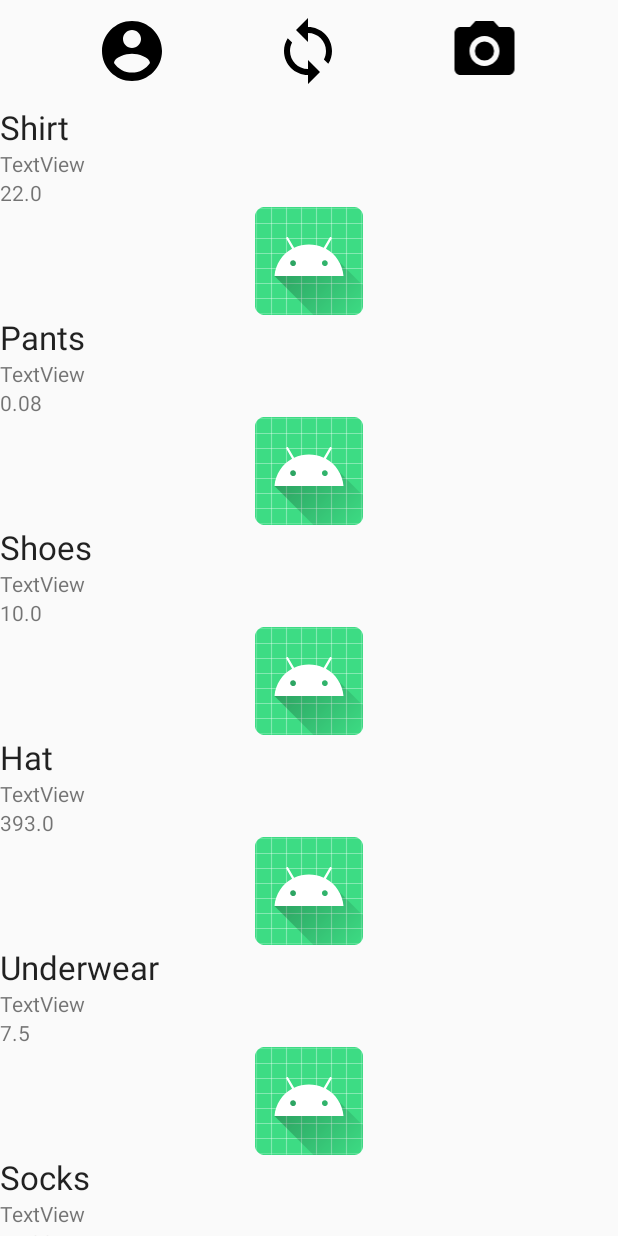
After one commit to bwcampbell9/WhiteElephant, an Android app: the MyClosetFragment screen opened through its navigation route, on a phone screen of 412 x 824 dp. The commit adds this screen. Run offline under Robolectric (Android 15) with nearby library versions, the phone set to English and light mode, and no system bars; our stand-ins replace Firebase (no records; nobody signed in at launch, a user with empty details on screens opened directly).

Commit message:
Added Closet and an individual item view.

```diff
--- a/app/build.gradle
+++ b/app/build.gradle
@@ -26,7 +26,7 @@ android {
         sourceCompatibility = 1.8
         targetCompatibility = 1.8
     }
-    viewBinding{
+    viewBinding {
         enabled = true
     }
 
@@ -70,7 +70,6 @@ dependencies {
     implementation 'com.google.android.material:material:1.1.0'
 
 
-
     implementation "androidx.navigation:navigation-fragment:$nav_version"
     implementation "androidx.navigation:navigation-ui:$nav_version"
     implementation "androidx.navigation:navigation-dynamic-features-fragment:$nav_version"
--- /dev/null
+++ b/app/src/main/java/com/example/white_elephant/ClosetAdapter.java
@@ -0,0 +1,89 @@
+package com.example.white_elephant;
+
+import android.content.Context;
+import android.view.LayoutInflater;
+import android.view.View;
+import android.view.ViewGroup;
+import android.widget.ImageView;
+import android.widget.TextView;
+
+import androidx.recyclerview.widget.RecyclerView;
+
+import com.example.white_elephant.models.ItemModel;
+
+import java.util.List;
+
+public class ClosetAdapter extends RecyclerView.Adapter<ClosetAdapter.ViewHolder> {
+
+    private List<ItemModel> mData;
+    private LayoutInflater mInflater;
+    private ItemClickListener mClickListener;
+
+    // data is passed into the constructor
+    ClosetAdapter(Context context, List<ItemModel> data) {
+        this.mInflater = LayoutInflater.from(context);
+        this.mData = data;
+    }
+
+    // inflates the row layout from xml when needed
+    @Override
+    public ViewHolder onCreateViewHolder(ViewGroup parent, int viewType) {
+        View view = mInflater.inflate(R.layout.list_layout, parent, false);
+        return new ViewHolder(view);
+    }
+
+    // binds the data to the TextView in each row
+    @Override
+    public void onBindViewHolder(ViewHolder holder, int position) {
+
+            ItemModel item = mData.get(position);
+            holder.nameTextView.setText(item.getName());
+            holder.valueTextView.setText(Double.toString(item.getValue()));
+            //set picture here
+            //holder.myImage.setImageResource(item.);
+
+    }
+
+    // total number of rows
+    @Override
+    public int getItemCount() {
+        return mData.size();
+    }
+
+
+    // stores and recycles views as they are scrolled off screen
+    public class ViewHolder extends RecyclerView.ViewHolder implements View.OnClickListener {
+        TextView nameTextView;
+        TextView valueTextView;
+        ImageView myImage;
+
+        ViewHolder(View itemView) {
+            super(itemView);
+            nameTextView = itemView.findViewById(R.id.listNameTextView);
+            valueTextView = itemView.findViewById(R.id.listValTextView);
+            myImage = itemView.findViewById(R.id.listImageView);
+
+            itemView.setOnClickListener(this);
+        }
+
+        @Override
+        public void onClick(View view) {
+            if (mClickListener != null) mClickListener.onItemClick(view, getAdapterPosition());
+        }
+    }
+
+    // convenience method for getting data at click position
+    ItemModel getItem(int id) {
+       return mData.get(id);
+     }
+
+    // allows clicks events to be caught
+    void setClickListener(ItemClickListener itemClickListener) {
+        this.mClickListener = itemClickListener;
+    }
+
+    // parent activity will implement this method to respond to click events
+    public interface ItemClickListener {
+        void onItemClick(View view, int position);
+    }
+}
--- /dev/null
+++ b/app/src/main/java/com/example/white_elephant/MyClosetFragment.java
@@ -0,0 +1,67 @@
+package com.example.white_elephant;
+
+import android.os.Bundle;
+
+import androidx.fragment.app.Fragment;
+import androidx.fragment.app.FragmentTransaction;
+import androidx.recyclerview.widget.LinearLayoutManager;
+import androidx.recyclerview.widget.RecyclerView;
+
+import android.view.LayoutInflater;
+import android.view.View;
+import android.view.ViewGroup;
+import android.widget.Toast;
+
+import com.example.white_elephant.models.ItemModel;
+
+import java.util.ArrayList;
+import java.util.LinkedList;
+import java.util.List;
+
+
+public class MyClosetFragment extends Fragment implements ClosetAdapter.ItemClickListener {
+
+    ClosetAdapter adapter;
+
+    public MyClosetFragment() {
+        // Required empty public constructor
+    }
+
+
+
+    @Override
+    public void onCreate(Bundle savedInstanceState) {
+        super.onCreate(savedInstanceState);
+
+    }
+
+    @Override
+    public View onCreateView(LayoutInflater inflater, ViewGroup container,
+                             Bundle savedInstanceState) {
+        // Inflate the layout for this fragment
+        View view = inflater.inflate(R.layout.fragment_my_closet, container, false);
+        ArrayList<ItemModel> items = new ArrayList<>();
+        items.add(new ItemModel("Shirt", "My old shirt.", 22.0, new LinkedList<>()));
+        items.add(new ItemModel("Pants", "These new pants.", .08, new LinkedList<>()));
+        items.add(new ItemModel("Shoes", "Two shoes.", 10.0, new LinkedList<>()));
+        items.add(new ItemModel("Hat", "A very cool hat.", 393.0, new LinkedList<>()));
+        items.add(new ItemModel("Underwear", "For under your wear.", 7.5, new LinkedList<>()));
+        items.add(new ItemModel("Socks", "Two socks. They don't match.", 54.99, new LinkedList<>()));
+        items.add(new ItemModel("Belt", "Use responsibly.", 99.99, new LinkedList<>()));
+        items.add(new ItemModel("Gloves", "A box of disposable gloves.", 22.23, new LinkedList<>()));
+
+        RecyclerView recyclerView = view.findViewById(R.id.itemList);
+        recyclerView.setLayoutManager(new LinearLayoutManager(getActivity()));
+        adapter = new ClosetAdapter(getActivity(), items);
+        adapter.setClickListener(this);
+        recyclerView.setAdapter(adapter);
+        return view;
+    }
+    @Override
+    public void onItemClick(View view, int position) {
+        FragmentTransaction ft = getChildFragmentManager().beginTransaction();
+        Fragment fragment = ViewMyItem.newInstance(adapter.getItem(position));
+        ft.replace(R.id.Closet, fragment);
+        ft.commit();
+    }
+}
--- a/app/src/main/java/com/example/white_elephant/models/ItemModel.java
+++ b/app/src/main/java/com/example/white_elephant/models/ItemModel.java
@@ -6,10 +6,11 @@ import android.os.Parcelable;
 import org.json.JSONException;
 import org.json.JSONObject;
 
+import java.io.Serializable;
 import java.util.ArrayList;
 import java.util.List;
 
-public class ItemModel implements com.example.white_elephant.models.Model {
+public class ItemModel implements com.example.white_elephant.models.Model, Serializable {
     public String id;
     private String name;
     private String description;
--- a/app/src/main/res/layout/activity_view_profile.xml
+++ b/app/src/main/res/layout/activity_view_profile.xml
@@ -27,7 +27,7 @@
             android:id="@+id/MyCloset"
             android:layout_width="match_parent"
             android:layout_height="wrap_content"
-            android:text="MyCloset" />
+            android:text="My Closet" />
 
         <Button
             android:id="@+id/button6"
--- /dev/null
+++ b/app/src/main/res/layout/fragment_my_closet.xml
@@ -0,0 +1,19 @@
+<?xml version="1.0" encoding="utf-8"?>
+<FrameLayout xmlns:android="http://schemas.android.com/apk/res/android"
+    xmlns:tools="http://schemas.android.com/tools"
+    android:id="@+id/Closet"
+    android:layout_width="match_parent"
+    android:layout_height="match_parent"
+    tools:context=".MyClosetFragment">
+
+    <LinearLayout
+        android:layout_width="match_parent"
+        android:layout_height="match_parent"
+        android:orientation="vertical">
+
+        <androidx.recyclerview.widget.RecyclerView
+            android:id="@+id/itemList"
+            android:layout_width="match_parent"
+            android:layout_height="match_parent" />
+    </LinearLayout>
+</FrameLayout>
--- a/app/src/main/res/layout/list_layout.xml
+++ b/app/src/main/res/layout/list_layout.xml
@@ -3,7 +3,7 @@
     xmlns:app="http://schemas.android.com/apk/res-auto"
     android:id="@+id/linearLayout"
     android:layout_width="match_parent"
-    android:layout_height="match_parent"
+    android:layout_height="wrap_content"
     android:orientation="vertical">
 
     <TextView
--- a/app/src/main/res/navigation/nav_graph.xml
+++ b/app/src/main/res/navigation/nav_graph.xml
@@ -26,6 +26,9 @@
         <action
             android:id="@+id/action_viewProfileFragment_to_postItemFragment"
             app:destination="@id/postItemFragment" />
+        <action
+            android:id="@+id/action_viewProfileFragment_to_myClosetFragment"
+            app:destination="@id/myClosetFragment" />
     </fragment>
     <fragment
         android:id="@+id/postItemFragment"
@@ -39,4 +42,27 @@
             android:id="@+id/action_postItemFragment_to_viewProfileFragment"
             app:destination="@id/viewProfileFragment" />
     </fragment>
+    <fragment
+        android:id="@+id/myClosetFragment"
+        android:name="com.example.white_elephant.MyClosetFragment"
+        android:label="fragment_my_closet"
+        tools:layout="@layout/fragment_my_closet" >
+        <action
+            android:id="@+id/action_myClosetFragment_to_postItemFragment"
+            app:destination="@id/postItemFragment" />
+        <action
+            android:id="@+id/action_myClosetFragment_to_viewProfileFragment3"
+            app:destination="@id/viewProfileFragment" />
+        <action
+            android:id="@+id/action_myClosetFragment_to_mainSwipeView2"
+            app:destination="@id/mainSwipeView" />
+        <action
+            android:id="@+id/action_myClosetFragment_to_viewMyItem"
+            app:destination="@id/viewMyItem" />
+    </fragment>
+    <fragment
+        android:id="@+id/viewMyItem"
+        android:name="com.example.white_elephant.ViewMyItem"
+        android:label="fragment_view_my_item"
+        tools:layout="@layout/fragment_view_my_item" />
 </navigation>
--- a/app/src/main/res/values/strings.xml
+++ b/app/src/main/res/values/strings.xml
@@ -1,3 +1,6 @@
 <resources>
     <string name="app_name">WhiteElephant</string>
+
+    <!-- TODO: Remove or change this placeholder text -->
+    <string name="hello_blank_fragment">Hello blank fragment</string>
 </resources>
```
Also changed, not shown: app/src/main/java/com/example/white_elephant/MainActivity.java (+23 -1 lines), app/src/main/java/com/example/white_elephant/ViewMyItem.java (added, +43 -0 lines), app/src/main/java/com/example/white_elephant/ViewProfileFragment.java (+16 -2 lines), app/src/main/res/layout/fragment_view_my_item.xml (added, +49 -0 lines).
